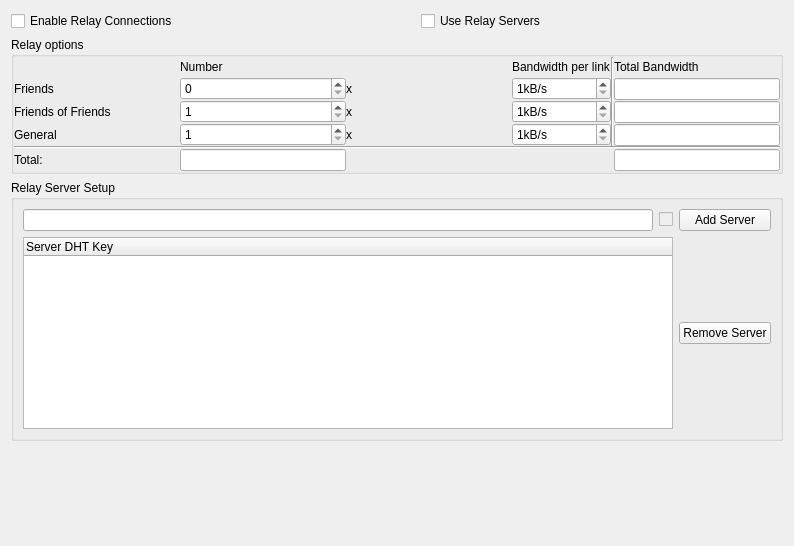
The window that retroshare-gui/src/gui/settings/RelayPage.ui (RetroShare/RetroShare) describes before a commit, drawn with Qt 5.
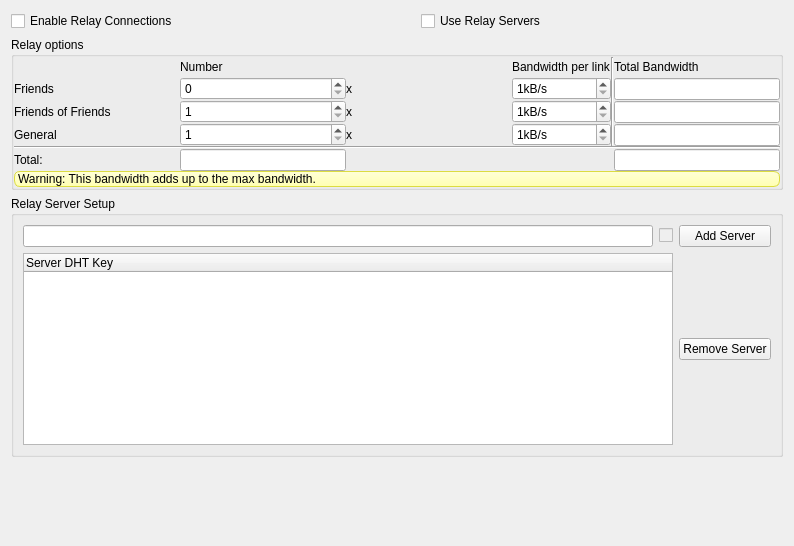
The same window after the commit.

Commit message: Add warning about relays bandwidth.

The edit to the form file:
```diff
--- a/retroshare-gui/src/gui/settings/RelayPage.ui
+++ b/retroshare-gui/src/gui/settings/RelayPage.ui
@@ -318,6 +318,26 @@
         </property>
        </widget>
       </item>
+      <item row="9" column="0" colspan="6">
+       <widget class="QLabel" name="warningLabel">
+        <property name="sizePolicy">
+         <sizepolicy hsizetype="Expanding" vsizetype="Preferred">
+          <horstretch>0</horstretch>
+          <verstretch>0</verstretch>
+         </sizepolicy>
+        </property>
+        <property name="styleSheet">
+         <string notr="true">	border: 1px solid #DCDC41;
+	border-radius: 6px;
+	background: #FFFFD7;
+	background-color: qlineargradient(x1:0, y1:0, x2:0, y2:1, stop:0 #FFFFD7, stop:1 #FFFFB2);
+</string>
+        </property>
+        <property name="text">
+         <string>Warning: This bandwidth adds up to the max bandwidth.</string>
+        </property>
+       </widget>
+      </item>
      </layout>
     </widget>
    </item>
@@ -326,7 +346,17 @@
      <property name="title">
       <string>Relay Server Setup</string>
      </property>
-     <layout class="QGridLayout" name="gridLayout_2">
+     <layout class="QGridLayout" name="serverGroupBoxGLayout">
+      <item row="0" column="0">
+       <widget class="QLineEdit" name="DhtLineEdit">
+        <property name="inputMask">
+         <string notr="true">HHHHHHHHHHHHHHHHHHHHHHHHHHHHHHHHHHHHHHHH</string>
+        </property>
+        <property name="text">
+         <string/>
+        </property>
+       </widget>
+      </item>
       <item row="0" column="1">
        <widget class="QCheckBox" name="keyOkBox">
         <property name="enabled">
@@ -347,16 +377,6 @@
         </property>
        </widget>
       </item>
-      <item row="0" column="0">
-       <widget class="QLineEdit" name="DhtLineEdit">
-        <property name="inputMask">
-         <string notr="true">HHHHHHHHHHHHHHHHHHHHHHHHHHHHHHHHHHHHHHHH</string>
-        </property>
-        <property name="text">
-         <string/>
-        </property>
-       </widget>
-      </item>
       <item row="1" column="0" colspan="2">
        <widget class="QTreeWidget" name="serverTreeWidget">
         <column>
```
Left out of the diff: 56 changed lines with no effect on the pictures. The commit also changes 2 other files.
